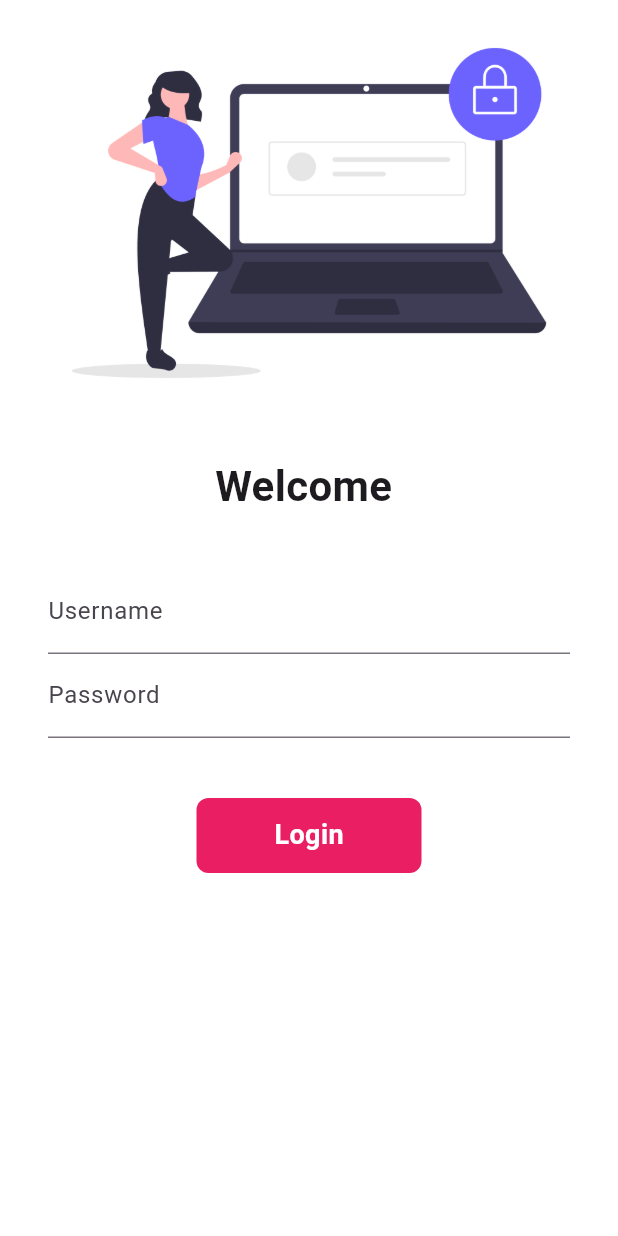
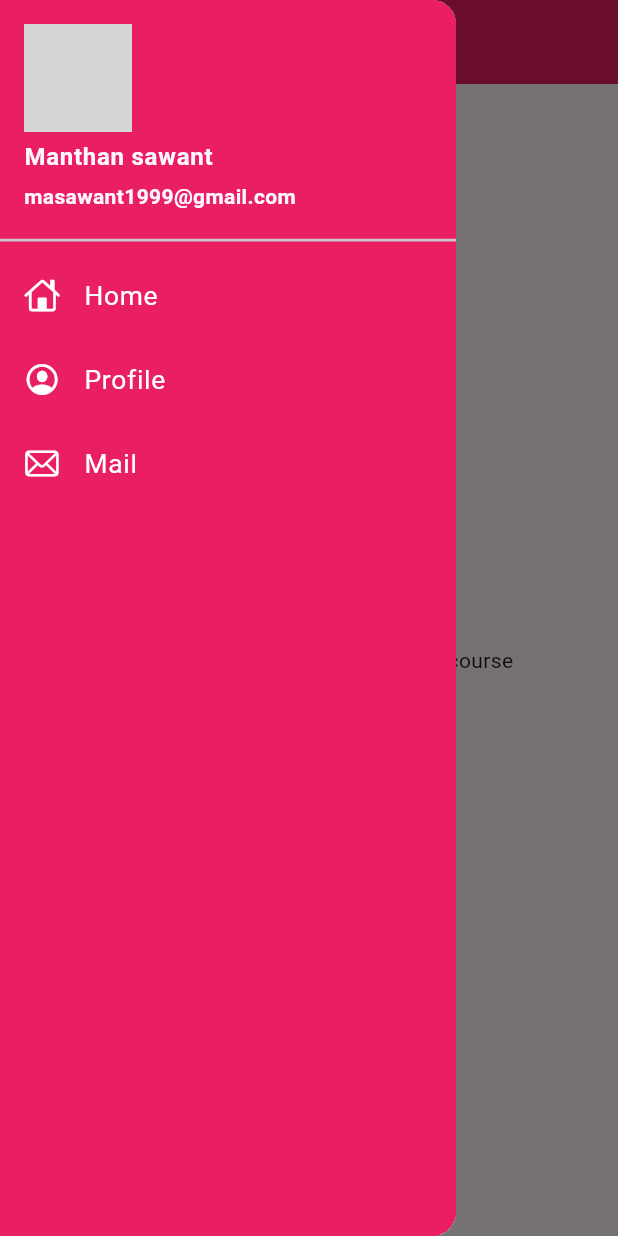
Before and after one commit to ManthanAndroidDev/BasicFlutter, a Flutter app: the screen it shows after launch, with the side drawer open (before the commit the screen has no drawer), on a phone screen of 412 x 824 dp. Run offline on Flutter 3.47's test engine with Material 3 defaults, Android fonts, the phone set to English and light mode, and no system bars; network calls fail; grey boxes are pictures that could not be loaded.

Commit message:
day 9 completed

```diff
--- a/lib/main.dart
+++ b/lib/main.dart
@@ -17,7 +17,8 @@ class MyApp extends StatelessWidget {
       themeMode: ThemeMode.light,
       theme: ThemeData(primarySwatch: Colors.deepPurple),
       darkTheme: ThemeData(brightness: Brightness.dark),
-      initialRoute: "/",
+      debugShowCheckedModeBanner: false,
+      initialRoute: MyRoutes.homeRoute,
       routes: {
         "/": (context) => LoginPage(),
         MyRoutes.homeRoute: (context) => HomePage(),
--- a/lib/pages/home_page.dart
+++ b/lib/pages/home_page.dart
@@ -1,6 +1,7 @@
 // ignore_for_file: use_key_in_widget_constructors, avoid_unnecessary_containers, prefer_const_declarations, prefer_const_constructors
 
 import 'package:flutter/material.dart';
+import 'package:flutter_catalog/widget/drawer.dart';
 
 class HomePage extends StatelessWidget {
   final days = 30;
@@ -9,14 +10,19 @@ class HomePage extends StatelessWidget {
   Widget build(BuildContext context) {
     return Scaffold(
       appBar: AppBar(
-        title: Text("Catalog App"),
+        iconTheme: IconThemeData(color: Colors.white),
+        backgroundColor: Colors.pink,
+        title: Text(
+          "Catalog App",
+          style: TextStyle(color: Colors.white),
+        ),
       ),
       body: Center(
         child: Container(
           child: Text("Welcome $name in $days days of flutter course"),
         ),
       ),
-      drawer: Drawer(),
+      drawer: MyDrawer(),
     );
   }
 }
--- /dev/null
+++ b/lib/widget/drawer.dart
@@ -0,0 +1,73 @@
+// ignore_for_file: prefer_const_literals_to_create_immutables, prefer_const_constructors, unused_local_variable, prefer_const_declarations, non_constant_identifier_names, deprecated_member_use
+
+import 'package:flutter/cupertino.dart';
+import 'package:flutter/material.dart';
+
+class MyDrawer extends StatelessWidget {
+  const MyDrawer({super.key});
+
+  @override
+  Widget build(BuildContext context) {
+    final ImageUrl =
+        "https://imgv3.fotor.com/images/slider-image/A-clear-close-up-photo-of-a-woman.jpg";
+    return Drawer(
+      child: Container(
+        color: Colors.pink,
+        child: ListView(
+          padding: EdgeInsets.zero,
+          children: [
+            DrawerHeader(
+                padding: EdgeInsets.zero,
+                child: UserAccountsDrawerHeader(
+                  margin: EdgeInsets.zero,
+                  decoration: BoxDecoration(color: Colors.pink),
+                  accountName: Text(
+                    "Manthan sawant",
+                    style: TextStyle(fontWeight: FontWeight.bold),
+                  ),
+                  accountEmail: Text(
+                    "masawant1999@gmail.com",
+                    style: TextStyle(fontWeight: FontWeight.bold),
+                  ),
+                  currentAccountPicture:
+                      CircleAvatar(backgroundImage: NetworkImage(ImageUrl)),
+                )),
+            ListTile(
+              leading: Icon(
+                CupertinoIcons.home,
+                color: Colors.white,
+              ),
+              title: Text(
+                "Home",
+                textScaleFactor: 1.1,
+                style: TextStyle(color: Colors.white),
+              ),
+            ),
+            ListTile(
+              leading: Icon(
+                CupertinoIcons.profile_circled,
+                color: Colors.white,
+              ),
+              title: Text(
+                "Profile",
+                textScaleFactor: 1.1,
+                style: TextStyle(color: Colors.white),
+              ),
+            ),
+            ListTile(
+              leading: Icon(
+                CupertinoIcons.mail,
+                color: Colors.white,
+              ),
+              title: Text(
+                "Mail",
+                textScaleFactor: 1.1,
+                style: TextStyle(color: Colors.white),
+              ),
+            )
+          ],
+        ),
+      ),
+    );
+  }
+}
```
